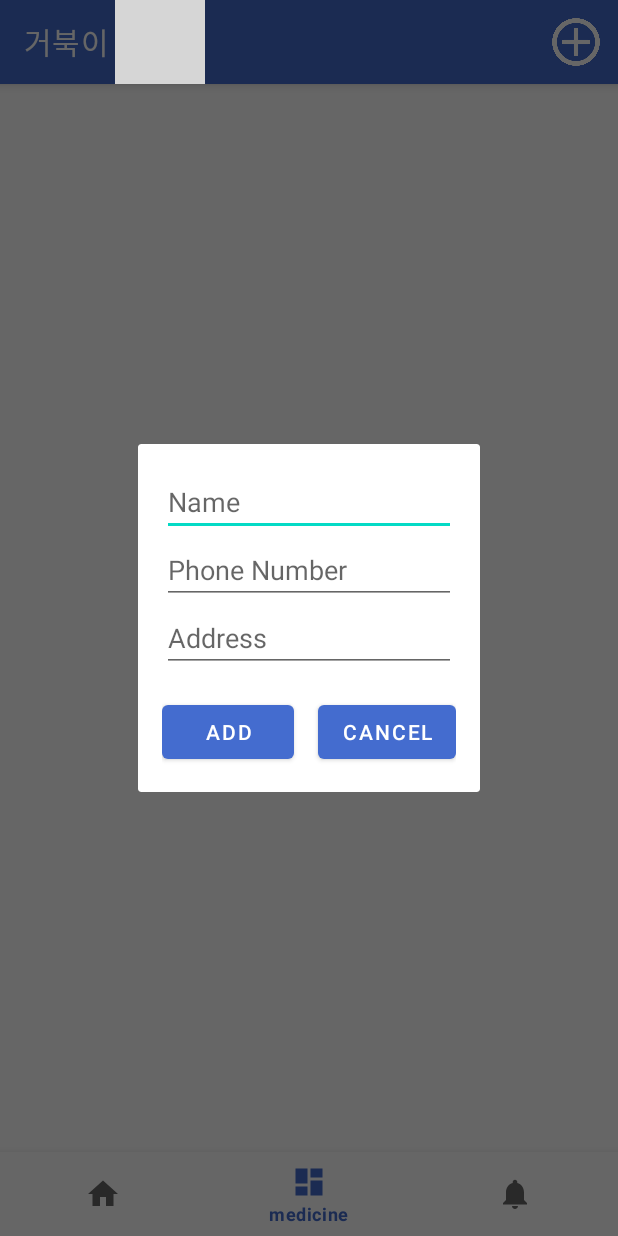
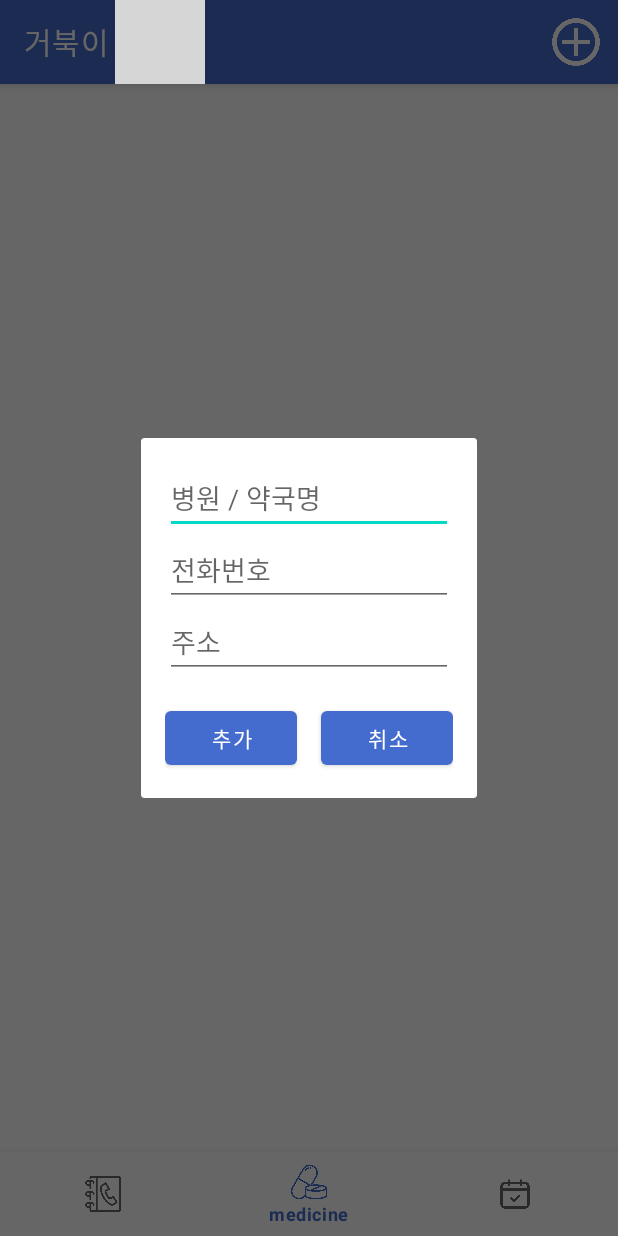
Before and after one commit to minzero31/MadCamp-1week-Android, an Android app: the fragment AddContactDialog placed in its activity, item 2 of the bottom bar chosen, on a phone screen of 412 x 824 dp. Run offline under Robolectric (Android 15) with nearby library versions, the phone set to English and light mode, and no system bars; our stand-ins replace data binding, navigation-ui; 4 statements that could not run were skipped; grey boxes are pictures that could not be loaded.

Commit message:
"1st Tab dialog 문구 수정 & 2nd Tab 대기화면 추가 #9 #10"

```diff
--- a/app/src/main/java/com/example/a3tabtest/ui/dashboard/DashboardFragment.kt
+++ b/app/src/main/java/com/example/a3tabtest/ui/dashboard/DashboardFragment.kt
@@ -9,7 +9,6 @@ import android.view.MenuInflater
 import android.view.MenuItem
 import android.view.View
 import android.view.ViewGroup
-import android.widget.CheckBox
 import android.widget.ImageView
 import android.widget.PopupWindow
 import androidx.fragment.app.Fragment
@@ -38,24 +37,21 @@ class DashboardFragment : Fragment(), AddImageDialog.AddImageListener {
 
         initRecycler()
         loadSavedData()
+        updateEmptyView() // 아이템 로드 후 빈 화면 업데이트
         return binding.root
     }
 
     private fun initRecycler() {
-        itemList = mutableListOf(
-        )
+        itemList = mutableListOf()
 
         adapter = RecyclerAdapter(itemList)
-        // Adapter 설정
         binding.recyclerview.adapter = adapter
-        // layoutManager 설정
         binding.recyclerview.layoutManager = LinearLayoutManager(requireContext())
         adapter.setItemClickListener(object : RecyclerAdapter.onItemClickListener {
             override fun onItemClick(position: Int) {
                 showImagePopup(itemList[position].imageUri)
             }
         })
-
     }
 
     override fun onCreateOptionsMenu(menu: Menu, inflater: MenuInflater) {
@@ -74,7 +70,7 @@ class DashboardFragment : Fragment(), AddImageDialog.AddImageListener {
     }
 
     private fun showImagePopup(imageUri: Uri?) {
-        if (imageUri == null){
+        if (imageUri == null) {
             return
         }
         val popupView = layoutInflater.inflate(R.layout.popup_image, null)
@@ -87,31 +83,25 @@ class DashboardFragment : Fragment(), AddImageDialog.AddImageListener {
         popupWindow.isOutsideTouchable = true
         popupWindow.isFocusable = true
 
-        // 팝업 창을 부모 뷰 중앙에 표시
         popupWindow.showAtLocation(binding.root, android.view.Gravity.CENTER, 0, 0)
     }
 
     private fun showAddImageDialog() {
         val dialog = AddImageDialog()
-        dialog.setTargetFragment(this, 0) // 이 줄은 parentFragment에 연결하기 위해 필요함
+        dialog.setTargetFragment(this, 0)
         dialog.show(parentFragmentManager, "AddImageDialog")
     }
 
     override fun onImageAdded(uri: Uri, medicinename: String, takenday: String, isChecked: Boolean) {
-        // Handle the image URI here
-
-        // 예시로 새로운 항목을 추가하는 방법을 보여줍니다.
         itemList.add(RecyclerModel(null, uri, medicinename, takenday, false))
         adapter.notifyItemInserted(itemList.size - 1)
+        updateEmptyView()
 
-        // SharedPreferences 객체 가져오기
-        val sharedPref =requireContext().getSharedPreferences("MyPreferences", Context.MODE_PRIVATE)
+        val sharedPref = requireContext().getSharedPreferences("MyPreferences", Context.MODE_PRIVATE)
         val editor = sharedPref.edit()
 
-        // 고유한 키를 생성하기 위해 itemList 크기를 사용합니다.
         val itemIndex = itemList.size - 1
 
-        // 데이터를 SharedPreferences에 저장
         editor.putString("uri_$itemIndex", uri.toString())
         editor.putString("medicinename_$itemIndex", medicinename)
         editor.putString("takenday_$itemIndex", takenday)
@@ -124,7 +114,7 @@ class DashboardFragment : Fragment(), AddImageDialog.AddImageListener {
 
         itemList.clear()
 
-        for (i in 0 until sharedPref.all.size / 4) { // 각 항목당 3개의 데이터 (uri, medicinename, takenday)
+        for (i in 0 until sharedPref.all.size / 4) {
             val uri = sharedPref.getString("uri_$i", null)?.let { Uri.parse(it) }
             val medicinename = sharedPref.getString("medicinename_$i", "")
             val takenday = sharedPref.getString("takenday_$i", "")
@@ -136,5 +126,16 @@ class DashboardFragment : Fragment(), AddImageDialog.AddImageListener {
         }
 
         adapter.notifyDataSetChanged()
+        updateEmptyView()
+    }
+
+    private fun updateEmptyView() {
+        if (itemList.isEmpty()) {
+            binding.recyclerview.visibility = View.GONE
+            binding.emptyView.visibility = View.VISIBLE
+        } else {
+            binding.recyclerview.visibility = View.VISIBLE
+            binding.emptyView.visibility = View.GONE
+        }
     }
 }
--- a/app/src/main/res/layout/activity_recycler_view.xml
+++ b/app/src/main/res/layout/activity_recycler_view.xml
@@ -6,6 +6,15 @@
         android:layout_width="match_parent"
         android:layout_height="match_parent">
 
+        <TextView
+            android:id="@+id/emptyView"
+            android:layout_width="wrap_content"
+            android:layout_height="wrap_content"
+            android:layout_centerInParent="true"
+            android:text="복용 중인 약을 추가해주세요."
+            android:textSize="18sp"
+            android:textColor="@android:color/black"/>
+
         <androidx.recyclerview.widget.RecyclerView
             android:id="@+id/recyclerview"
             android:layout_width="match_parent"
@@ -13,5 +22,4 @@
             android:paddingBottom="56dp" />
 
     </RelativeLayout>
-
 </layout>
--- a/app/src/main/res/layout/fragment_add_contact.xml
+++ b/app/src/main/res/layout/fragment_add_contact.xml
@@ -9,19 +9,19 @@
         android:id="@+id/nameEditText"
         android:layout_width="match_parent"
         android:layout_height="wrap_content"
-        android:hint="Name" />
+        android:hint="병원 / 약국명" />
 
     <EditText
         android:id="@+id/phoneNumberEditText"
         android:layout_width="match_parent"
         android:layout_height="wrap_content"
-        android:hint="Phone Number" />
+        android:hint="전화번호" />
 
     <EditText
         android:id="@+id/addressEditText"
         android:layout_width="match_parent"
         android:layout_height="wrap_content"
-        android:hint="Address" /> <!-- 주소 필드 추가 -->
+        android:hint="주소" /> <!-- 주소 필드 추가 -->
     <LinearLayout
         android:layout_width="match_parent"
         android:layout_height="wrap_content"
@@ -32,13 +32,13 @@
         android:id="@+id/addButton"
         android:layout_width="wrap_content"
         android:layout_height="wrap_content"
-        android:text="Add" />
+        android:text="추가" />
 
         <Button
             android:id="@+id/cancelButton"
             android:layout_width="wrap_content"
             android:layout_height="wrap_content"
-            android:text="Cancel"
+            android:text="취소"
             android:layout_marginStart="16dp"/>
     </LinearLayout>
 </LinearLayout>
--- a/app/src/main/res/menu/bottom_nav_menu.xml
+++ b/app/src/main/res/menu/bottom_nav_menu.xml
@@ -2,17 +2,17 @@
 <menu xmlns:android="http://schemas.android.com/apk/res/android">
     <item
         android:id="@+id/navigation_home"
-        android:icon="@drawable/ic_home_black_24dp"
+        android:icon="@drawable/ic_contact_black"
         android:title="@string/title_contact" />
 
     <item
         android:id="@+id/navigation_dashboard"
-        android:icon="@drawable/ic_dashboard_black_24dp"
+        android:icon="@drawable/ic_medecine_black"
         android:title="@string/title_medicine" />
 
     <item
         android:id="@+id/navigation_notifications"
-        android:icon="@drawable/ic_notifications_black_24dp"
+        android:icon="@drawable/ic_calendar_black"
         android:title="@string/title_calendar" />
 
 </menu>
```
Also changed, not shown: app/src/main/res/drawable/ic_calendar_black.png (added), app/src/main/res/drawable/ic_contact_black.png (added), app/src/main/res/drawable/ic_medecine_black.png (added).
